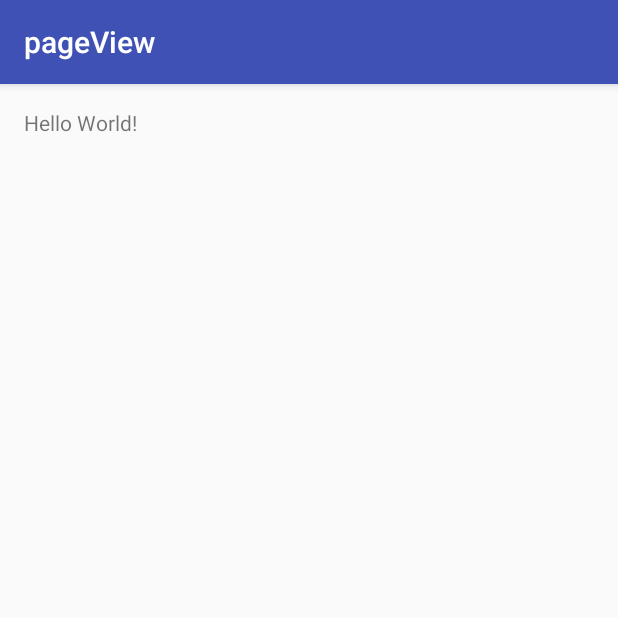
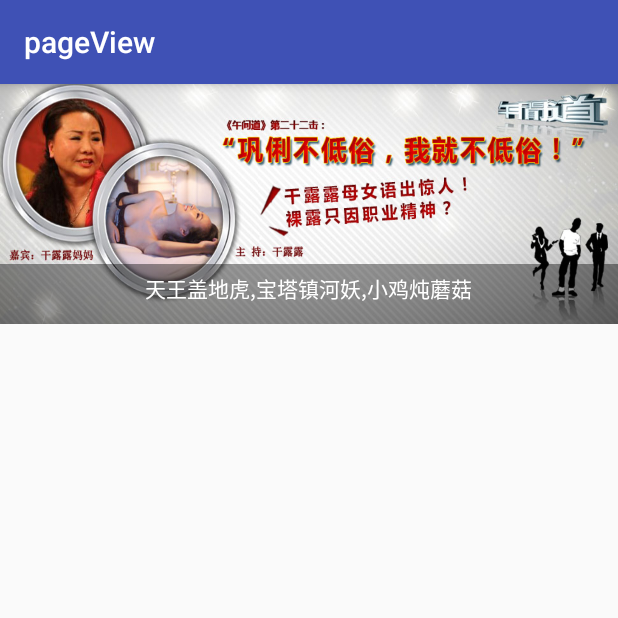
Before and after one commit to cheikChen/Android_ViewPage, an Android app: the screen it shows after launch (MainActivity), on a phone screen of 412 x 824 dp, the top half of it. Run offline under Robolectric (Android 15) with nearby library versions, the phone set to English and light mode, and no system bars.

Commit message:
图片滚动

```diff
--- a/pageView/app/src/main/java/com/example/cheik/pageview/MainActivity.java
+++ b/pageView/app/src/main/java/com/example/cheik/pageview/MainActivity.java
@@ -1,13 +1,85 @@
 package com.example.cheik.pageview;
 
+import android.content.Intent;
+import android.media.Image;
+import android.support.v4.view.PagerAdapter;
+import android.support.v4.view.ViewPager;
 import android.support.v7.app.AppCompatActivity;
 import android.os.Bundle;
+import android.view.View;
+import android.view.ViewGroup;
+import android.widget.ImageView;
+
+import java.util.ArrayList;
 
 public class MainActivity extends AppCompatActivity {
 
+    private  ViewPager viewPage;
+    private int[] imageResIds;
+    ArrayList<ImageView> imageViewList;
     @Override
     protected void onCreate(Bundle savedInstanceState) {
         super.onCreate(savedInstanceState);
         setContentView(R.layout.activity_main);
+
+        //初始化视图
+        initViews();
+
+        //初始化数据
+        initData();
+
+        //控制器
+        initAdapter();
+    }
+
+    private void initAdapter() {
+        viewPage.setAdapter(new MyAdapter());
+    }
+
+    private void initData() {
+        //图片资源数组
+        imageResIds = new int[]{R.drawable.a,R.drawable.b,R.drawable.c,R.drawable.d,R.drawable.e};
+        //初始化要展示的5个ImageView
+        imageViewList = new ArrayList<ImageView>();
+        ImageView imageView;
+        for(int i = 0; i < imageResIds.length; i++){
+            imageView = new ImageView(this);
+            imageView.setBackgroundResource(imageResIds[i]);
+            imageViewList.add(imageView);
+        }
+    }
+
+    private void initViews() {
+        viewPage = (ViewPager) findViewById(R.id.viewPager);
+    }
+
+    private class MyAdapter extends PagerAdapter {
+        @Override
+        public int getCount() {
+            return imageViewList.size();
+        }
+        //3,指定复用的判断逻辑,固定写法
+        @Override
+        public boolean isViewFromObject(View view, Object object) {
+            return view == object;
+        }
+        //1,返回要显示的条目内容  创建条目
+        @Override
+        public Object instantiateItem(ViewGroup container, int position) {
+            System.out.println("instantiateItem 初始化: "+position);
+            ImageView imageView = imageViewList.get(position);
+
+//            //a,把view添加到container 中
+            container.addView(imageView);
+            //b,把view返回给框架,适配器
+            return imageView;
+        }
+        //2,销毁条目
+        @Override
+        public void destroyItem(ViewGroup container, int position, Object object) {
+            //销毁object 对象
+            System.out.println("destroyItem销毁: "+position);
+            container.removeView((View)object);
+        }
     }
 }
--- a/pageView/app/src/main/res/layout/activity_main.xml
+++ b/pageView/app/src/main/res/layout/activity_main.xml
@@ -3,14 +3,41 @@
     xmlns:tools="http://schemas.android.com/tools"
     android:layout_width="match_parent"
     android:layout_height="match_parent"
-    android:paddingBottom="@dimen/activity_vertical_margin"
-    android:paddingLeft="@dimen/activity_horizontal_margin"
-    android:paddingRight="@dimen/activity_horizontal_margin"
-    android:paddingTop="@dimen/activity_vertical_margin"
     tools:context="com.example.cheik.pageview.MainActivity">
 
-    <TextView
-        android:layout_width="wrap_content"
-        android:layout_height="wrap_content"
-        android:text="Hello World!" />
+    <RelativeLayout
+        android:layout_width="match_parent"
+        android:layout_height="160dp">
+
+        <android.support.v4.view.ViewPager
+            android:id="@+id/viewPager"
+            android:layout_width="match_parent"
+            android:layout_height="match_parent"></android.support.v4.view.ViewPager>
+
+        <LinearLayout
+            android:layout_width="match_parent"
+            android:layout_height="40dp"
+            android:padding="5dp"
+            android:orientation="vertical"
+            android:gravity="center_horizontal"
+            android:background="#66000000"
+            android:layout_alignParentBottom="true">
+
+            <TextView
+                android:id="@+id/tv_desc"
+                android:layout_width="wrap_content"
+                android:layout_height="wrap_content"
+                android:textColor="@android:color/white"
+                android:text="天王盖地虎,宝塔镇河妖,小鸡炖蘑菇"/>
+
+            <LinearLayout
+                android:id="@+id/ll_point_container"
+                android:layout_width="wrap_content"
+                android:layout_height="wrap_content"
+                android:layout_marginTop="5dp"
+                android:orientation="horizontal"
+                ></LinearLayout>
+        </LinearLayout>
+
+    </RelativeLayout>
 </RelativeLayout>
```
Also changed, not shown: pageView/app/src/main/res/drawable/a.jpg (added), pageView/app/src/main/res/drawable/b.jpg (added), pageView/app/src/main/res/drawable/c.jpg (added), pageView/app/src/main/res/drawable/d.jpg (added), pageView/app/src/main/res/drawable/e.jpg (added).
